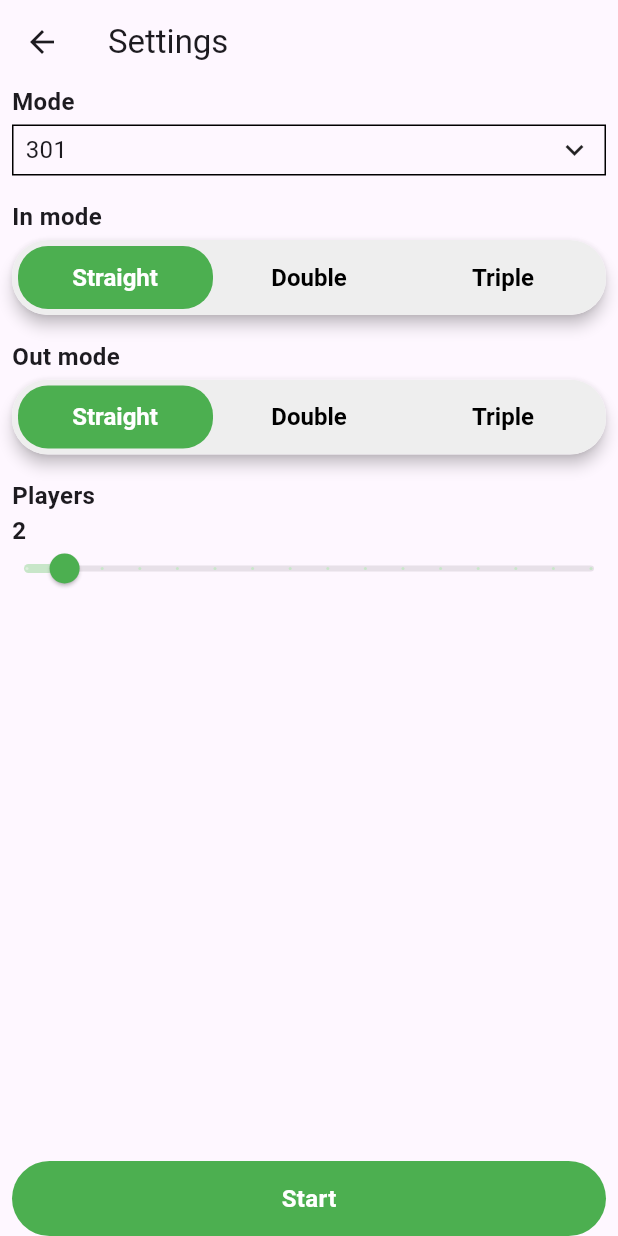
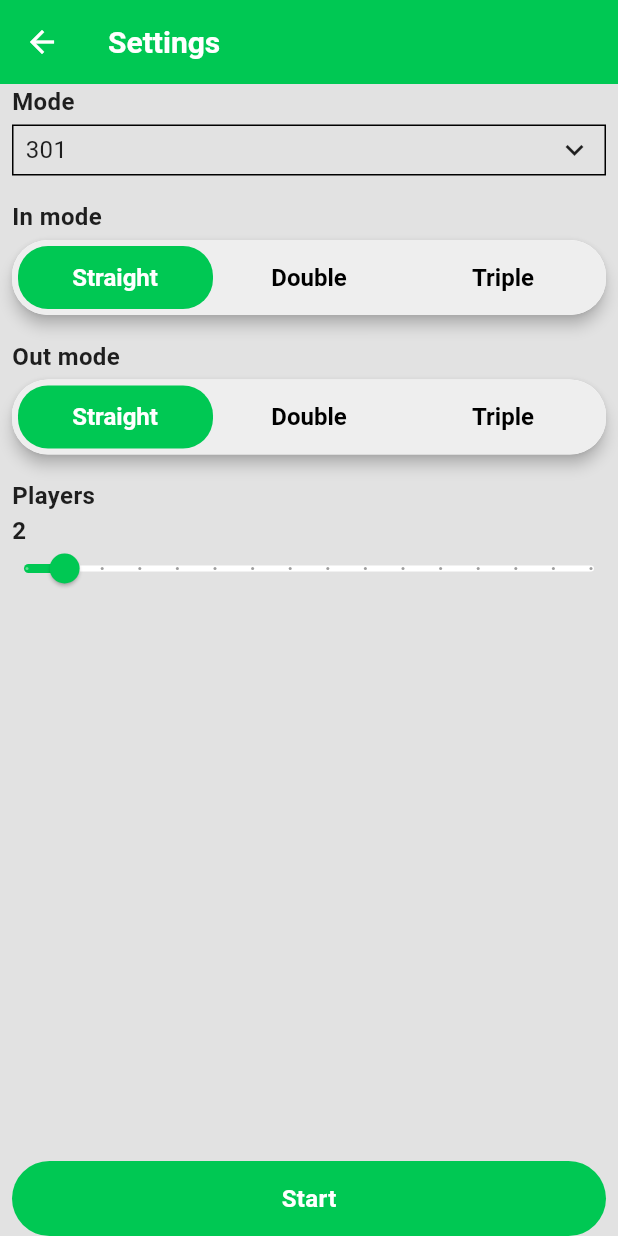
Before and after one commit to bulatBurganov/darts-game-counter, a Flutter app: the screen it shows after launch, after a tap on "X01", on a phone screen of 412 x 824 dp. Run offline on Flutter 3.47's test engine with Material 3 defaults, Android fonts, the phone set to English and light mode, and no system bars; our stand-ins replace go_router.

Commit message:
theme added

```diff
--- a/lib/features/main_menu/main_menu_screen.dart
+++ b/lib/features/main_menu/main_menu_screen.dart
@@ -1,4 +1,5 @@
 import 'package:darts_counter/features/navigation/routes.dart';
+import 'package:darts_counter/features/ui-core/app_rounded_button.dart';
 import 'package:flutter/material.dart';
 
 class MainMenuScreen extends StatelessWidget {
@@ -9,17 +10,21 @@ class MainMenuScreen extends StatelessWidget {
     return Scaffold(
       appBar: AppBar(title: const Text('Main menu')),
 
-      body: Column(
-        children: [
-          GestureDetector(
-            onTap: () => router.go('/x01settings'),
-            child: Container(
-              width: double.infinity,
-              padding: const EdgeInsets.all(8),
-              child: const Text('X01'),
-            ),
+      body: SafeArea(
+        child: Padding(
+          padding: const EdgeInsets.symmetric(horizontal: 8, vertical: 4),
+          child: Column(
+            children: [
+              AppRoundedButton(
+                onTap: () => router.push('/x01settings'),
+                text: 'X01',
+                color: Theme.of(context).colorScheme.primary,
+                textColor: Colors.white,
+                borderRadius: 8,
+              ),
+            ],
           ),
-        ],
+        ),
       ),
     );
   }
--- a/lib/features/ui-core/app_rounded_button.dart
+++ b/lib/features/ui-core/app_rounded_button.dart
@@ -8,6 +8,8 @@ class AppRoundedButton extends StatelessWidget {
   final Widget? suffix;
   final Color? color;
   final double? height;
+
+  final double borderRadius;
   const AppRoundedButton({
     this.text,
     super.key,
@@ -17,6 +19,7 @@ class AppRoundedButton extends StatelessWidget {
     this.textColor,
     this.height = 50,
     required this.onTap,
+    this.borderRadius = 50,
   });
 
   @override
@@ -25,7 +28,7 @@ class AppRoundedButton extends StatelessWidget {
       color: color,
       clipBehavior: Clip.antiAlias,
       shape: RoundedRectangleBorder(
-        borderRadius: BorderRadiusGeometry.circular(25),
+        borderRadius: BorderRadiusGeometry.circular(borderRadius),
       ),
       child: InkWell(
         onTap: onTap,
--- /dev/null
+++ b/lib/features/ui-core/theme/app_theme.dart
@@ -0,0 +1,192 @@
+// lib/theme/app_theme.dart
+import 'package:flutter/material.dart';
+
+class AppTheme {
+  static const Color primaryColor = Color(
+    0xFF00C853,
+  ); // Зеленый, ассоциирующийся с дартсом
+  static const Color secondaryColor = Color(
+    0xFFF57C00,
+  ); // Оранжевый для акцентов
+  static const Color errorColor = Color(0xFFD32F2F); // Красный для ошибок
+  static const Color backgroundColorLight = Color.fromARGB(255, 226, 226, 226);
+  static const Color surfaceColorLight = Color(0xFFFFFFFF);
+  static const Color backgroundColorDark = Color(0xFF121212);
+  static const Color surfaceColorDark = Color(0xFF1E1E1E);
+
+  static ThemeData get lightTheme {
+    return ThemeData(
+      brightness: Brightness.light,
+      primaryColor: primaryColor,
+      colorScheme: const ColorScheme.light(
+        primary: primaryColor,
+        secondary: secondaryColor,
+        error: errorColor,
+        background: backgroundColorLight,
+        surface: surfaceColorLight,
+      ),
+      scaffoldBackgroundColor: backgroundColorLight,
+      appBarTheme: const AppBarTheme(
+        color: primaryColor,
+        iconTheme: IconThemeData(color: Colors.white),
+        titleTextStyle: TextStyle(
+          color: Colors.white,
+          fontSize: 20,
+          fontWeight: FontWeight.bold,
+        ),
+      ),
+      textTheme: const TextTheme(
+        displayLarge: TextStyle(
+          fontSize: 32,
+          fontWeight: FontWeight.bold,
+          color: Colors.black,
+        ),
+        displayMedium: TextStyle(
+          fontSize: 28,
+          fontWeight: FontWeight.bold,
+          color: Colors.black,
+        ),
+        displaySmall: TextStyle(
+          fontSize: 24,
+          fontWeight: FontWeight.bold,
+          color: Colors.black,
+        ),
+        headlineMedium: TextStyle(
+          fontSize: 20,
+          fontWeight: FontWeight.bold,
+          color: Colors.black,
+        ),
+        headlineSmall: TextStyle(
+          fontSize: 18,
+          fontWeight: FontWeight.bold,
+          color: Colors.black,
+        ),
+        titleLarge: TextStyle(
+          fontSize: 16,
+          fontWeight: FontWeight.w500,
+          color: Colors.black,
+        ),
+        bodyLarge: TextStyle(fontSize: 16, color: Colors.black87),
+        bodyMedium: TextStyle(fontSize: 14, color: Colors.black87),
+      ),
+      cardTheme: CardThemeData(
+        color: surfaceColorLight,
+        elevation: 2,
+        shape: RoundedRectangleBorder(borderRadius: BorderRadius.circular(12)),
+      ),
+      buttonTheme: const ButtonThemeData(
+        buttonColor: primaryColor,
+        textTheme: ButtonTextTheme.primary,
+        shape: RoundedRectangleBorder(
+          borderRadius: BorderRadius.all(Radius.circular(8)),
+        ),
+      ),
+      elevatedButtonTheme: ElevatedButtonThemeData(
+        style: ElevatedButton.styleFrom(
+          backgroundColor: primaryColor,
+          foregroundColor: Colors.white,
+          shape: RoundedRectangleBorder(borderRadius: BorderRadius.circular(8)),
+          padding: const EdgeInsets.symmetric(horizontal: 16, vertical: 12),
+        ),
+      ),
+      inputDecorationTheme: InputDecorationTheme(
+        border: OutlineInputBorder(borderRadius: BorderRadius.circular(8)),
+        filled: true,
+        fillColor: Colors.white,
+      ),
+      dividerTheme: const DividerThemeData(
+        color: Colors.grey,
+        thickness: 1,
+        space: 1,
+      ),
+    );
+  }
+
+  static ThemeData get darkTheme {
+    return ThemeData(
+      brightness: Brightness.dark,
+      primaryColor: primaryColor,
+      colorScheme: const ColorScheme.dark(
+        primary: primaryColor,
+        secondary: secondaryColor,
+        error: errorColor,
+        background: backgroundColorDark,
+        surface: surfaceColorDark,
+      ),
+      scaffoldBackgroundColor: backgroundColorDark,
+      appBarTheme: const AppBarTheme(
+        color: primaryColor,
+        iconTheme: IconThemeData(color: Colors.white),
+        titleTextStyle: TextStyle(
+          color: Colors.white,
+          fontSize: 20,
+          fontWeight: FontWeight.bold,
+        ),
+      ),
+      textTheme: const TextTheme(
+        displayLarge: TextStyle(
+          fontSize: 32,
+          fontWeight: FontWeight.bold,
+          color: Colors.white,
+        ),
+        displayMedium: TextStyle(
+          fontSize: 28,
+          fontWeight: FontWeight.bold,
+          color: Colors.white,
+        ),
+        displaySmall: TextStyle(
+          fontSize: 24,
+          fontWeight: FontWeight.bold,
+          color: Colors.white,
+        ),
+        headlineMedium: TextStyle(
+          fontSize: 20,
+          fontWeight: FontWeight.bold,
+          color: Colors.white,
+        ),
+        headlineSmall: TextStyle(
+          fontSize: 18,
+          fontWeight: FontWeight.bold,
+          color: Colors.white,
+        ),
+        titleLarge: TextStyle(
+          fontSize: 16,
+          fontWeight: FontWeight.w500,
+          color: Colors.white,
+        ),
+        bodyLarge: TextStyle(fontSize: 16, color: Colors.white70),
+        bodyMedium: TextStyle(fontSize: 14, color: Colors.white70),
+      ),
+      cardTheme: CardThemeData(
+        color: surfaceColorDark,
+        elevation: 2,
+        shape: RoundedRectangleBorder(borderRadius: BorderRadius.circular(12)),
+      ),
+      buttonTheme: const ButtonThemeData(
+        buttonColor: primaryColor,
+        textTheme: ButtonTextTheme.primary,
+        shape: RoundedRectangleBorder(
+          borderRadius: BorderRadius.all(Radius.circular(8)),
+        ),
+      ),
+      elevatedButtonTheme: ElevatedButtonThemeData(
+        style: ElevatedButton.styleFrom(
+          backgroundColor: primaryColor,
+          foregroundColor: Colors.white,
+          shape: RoundedRectangleBorder(borderRadius: BorderRadius.circular(8)),
+          padding: const EdgeInsets.symmetric(horizontal: 16, vertical: 12),
+        ),
+      ),
+      inputDecorationTheme: InputDecorationTheme(
+        border: OutlineInputBorder(borderRadius: BorderRadius.circular(8)),
+        filled: true,
+        fillColor: surfaceColorDark,
+      ),
+      dividerTheme: const DividerThemeData(
+        color: Colors.grey,
+        thickness: 1,
+        space: 1,
+      ),
+    );
+  }
+}
--- /dev/null
+++ b/lib/features/ui-core/theme/theme_provier.dart
@@ -0,0 +1,21 @@
+import 'package:flutter/material.dart';
+
+class ThemeProvier with ChangeNotifier {
+  ThemeMode _themeMode = ThemeMode.system;
+
+  ThemeMode get themeMode => _themeMode;
+
+  bool get isDarkMode => _themeMode == ThemeMode.dark;
+
+  void setThemeMode(ThemeMode themeMode) {
+    _themeMode = themeMode;
+    notifyListeners();
+  }
+
+  void toggleTheme() {
+    _themeMode = _themeMode == ThemeMode.light
+        ? ThemeMode.dark
+        : ThemeMode.light;
+    notifyListeners();
+  }
+}
--- a/lib/features/x01/ui/widgets/in_out_selector.dart
+++ b/lib/features/x01/ui/widgets/in_out_selector.dart
@@ -9,12 +9,14 @@ class InOutModeSelector extends StatefulWidget {
     this.height = 50,
     this.padding = 4,
     this.initialValue,
+    this.selectorColor,
   });
   final Duration swithDuration;
   final double height;
   final double padding;
   final InOutModes? initialValue;
   final Function(InOutModes mode) onCahnged;
+  final Color? selectorColor;
 
   @override
   State<InOutModeSelector> createState() => _InOutModeSelectorState();
@@ -57,7 +59,7 @@ class _InOutModeSelectorState extends State<InOutModeSelector> {
                         width: itemWidth,
                         height: widget.height - widget.padding * 2,
                         decoration: BoxDecoration(
-                          color: Colors.green,
+                          color: widget.selectorColor ?? Colors.blue,
                           borderRadius: BorderRadius.circular(20),
                         ),
                       ),
--- a/lib/features/x01/ui/widgets/player_tile.dart
+++ b/lib/features/x01/ui/widgets/player_tile.dart
@@ -9,10 +9,16 @@ class PlayerTile extends StatelessWidget {
 
   @override
   Widget build(BuildContext context) {
-    return Container(
+    return AnimatedContainer(
+      duration: const Duration(milliseconds: 350),
       decoration: BoxDecoration(
         borderRadius: BorderRadius.circular(16),
-        border: isSelected ? Border.all(width: 1, color: Colors.red) : null,
+        border: Border.all(
+          width: 2,
+          color: isSelected
+              ? Theme.of(context).colorScheme.secondary
+              : Colors.transparent,
+        ),
       ),
       padding: const EdgeInsets.symmetric(horizontal: 16, vertical: 8),
       child: Row(
--- a/lib/features/x01/ui/widgets/players_count_slider.dart
+++ b/lib/features/x01/ui/widgets/players_count_slider.dart
@@ -36,8 +36,6 @@ class _PlayerCountSliderState extends State<PlayerCountSlider> {
           padding: const EdgeInsets.symmetric(horizontal: 8),
           min: 1,
           max: 16,
-          thumbColor: Colors.green,
-          activeColor: Colors.green[100],
           divisions: 15,
           value: count,
           onChanged: (value) {
--- a/lib/features/x01/ui/widgets/score_pad.dart
+++ b/lib/features/x01/ui/widgets/score_pad.dart
@@ -21,15 +21,11 @@ class _ScoreInputSectionState extends State<ScoreInputSection> {
 
   @override
   Widget build(BuildContext context) {
-    return Container(
-      padding: EdgeInsets.only(
-        left: 8,
-        right: 8,
-        top: 8,
-        bottom: MediaQuery.of(context).padding.bottom,
-      ),
+    return SafeArea(
+      child: Container(
+        padding: const EdgeInsets.only(left: 8, right: 8, top: 8),
         decoration: BoxDecoration(
-        color: Colors.grey[200],
+          color: Theme.of(context).colorScheme.surface,
           borderRadius: const BorderRadius.only(
             topLeft: Radius.circular(16),
             topRight: Radius.circular(16),
@@ -80,12 +76,7 @@ class _ScoreInputSectionState extends State<ScoreInputSection> {
                   style: ElevatedButton.styleFrom(
                     backgroundColor: _isDoublingEnabled ? Colors.red : null,
                   ),
-                child: Text(
-                  'Double',
-                  style: TextStyle(
-                    color: _isDoublingEnabled ? Colors.white : Colors.black,
-                  ),
-                ),
+                  child: const Text('Double'),
                 ),
                 ElevatedButton(
                   onPressed: () {
@@ -97,21 +88,19 @@ class _ScoreInputSectionState extends State<ScoreInputSection> {
                   style: ElevatedButton.styleFrom(
                     backgroundColor: _isTriplingEnabled ? Colors.blue : null,
                   ),
-                child: Text(
-                  'Triple',
-                  style: TextStyle(
-                    color: _isTriplingEnabled ? Colors.white : Colors.black,
-                  ),
-                ),
+                  child: const Text('Triple'),
                 ),
                 ElevatedButton(
                   onPressed: widget.onUndo,
-                style: ElevatedButton.styleFrom(backgroundColor: Colors.orange),
+                  style: ElevatedButton.styleFrom(
+                    backgroundColor: Theme.of(context).colorScheme.secondary,
+                  ),
                   child: const Icon(Icons.undo),
                 ),
               ],
             ),
           ],
+        ),
       ),
     );
   }
@@ -127,8 +116,10 @@ class ScoreButton extends StatelessWidget {
   Widget build(BuildContext context) {
     return ElevatedButton(
       onPressed: () => onPressed(value),
-      style: ElevatedButton.styleFrom(minimumSize: const Size(40, 40)),
-      child: Text(value.toString(), style: const TextStyle(fontSize: 16)),
+      style: ElevatedButton.styleFrom(
+        minimumSize: Size(MediaQuery.of(context).size.width / 8, 40),
+      ),
+      child: Text(value.toString()),
     );
   }
 }
--- a/lib/features/x01/ui/x01_game_screen.dart
+++ b/lib/features/x01/ui/x01_game_screen.dart
@@ -2,6 +2,7 @@ import 'package:darts_counter/features/x01/domain/x01_game_view_model.dart';
 import 'package:darts_counter/features/x01/ui/widgets/player_tile.dart';
 import 'package:darts_counter/features/x01/ui/widgets/score_pad.dart';
 import 'package:flutter/material.dart';
+import 'package:go_router/go_router.dart';
 
 class X01GameScreen extends StatefulWidget {
   final X01ViewModel viewModel;
@@ -12,6 +13,18 @@ class X01GameScreen extends StatefulWidget {
 }
 
 class _X01GameScreenState extends State<X01GameScreen> {
+  @override
+  void initState() {
+    widget.viewModel.addListener(_onViewModelChanged);
+    super.initState();
+  }
+
+  @override
+  void dispose() {
+    widget.viewModel.removeListener(_onViewModelChanged);
+    super.dispose();
+  }
+
   @override
   Widget build(BuildContext context) {
     return Scaffold(
@@ -29,21 +42,54 @@ class _X01GameScreenState extends State<X01GameScreen> {
         builder: (context, _) {
           return Padding(
             padding: const EdgeInsets.only(left: 8, right: 8),
+            child: SingleChildScrollView(
               child: Column(
+                crossAxisAlignment: CrossAxisAlignment.start,
                 children: [
-                Text('Current round: ${widget.viewModel.currentRound}'),
-                ...List.generate(
+                  const SizedBox(height: 4),
+                  Text(
+                    'Current round: ${widget.viewModel.currentRound}',
+                    style: const TextStyle(fontSize: 16),
+                  ),
+                  const SizedBox(height: 4),
+                  Column(
+                    spacing: 8,
+                    children: List.generate(
                       widget.viewModel.players.length,
                       (i) => PlayerTile(
                         player: widget.viewModel.players[i],
                         isSelected: widget.viewModel.currentPlayerIndex == i,
                       ),
                     ),
+                  ),
                 ],
+              ),
             ),
           );
         },
       ),
     );
   }
+
+  void _onViewModelChanged() {
+    if (widget.viewModel.winner != null) {
+      showDialog(
+        barrierDismissible: false,
+        context: context,
+        builder: (context) {
+          return SimpleDialog(
+            title: Text('${widget.viewModel.winner} wins'),
+            children: [
+              FilledButton(
+                onPressed: () {
+                  context.pop();
+                },
+                child: const Text('Finish'),
+              ),
+            ],
+          );
+        },
+      );
     }
+  }
+}
--- a/lib/features/x01/ui/x01_settings_screen.dart
+++ b/lib/features/x01/ui/x01_settings_screen.dart
@@ -8,7 +8,9 @@ import 'package:go_router/go_router.dart';
 
 class X01SettingsScreen extends StatelessWidget {
   final X01SettingsViewModel viewModel;
-  const X01SettingsScreen({super.key, required this.viewModel});
+  X01SettingsScreen({super.key, required this.viewModel}) {
+    print('object');
+  }
 
   @override
   Widget build(BuildContext context) {
@@ -46,6 +48,7 @@ class X01SettingsScreen extends StatelessWidget {
                     const SizedBox(height: 4),
                     InOutModeSelector(
                       initialValue: viewModel.settings.inMode,
+                      selectorColor: Theme.of(context).colorScheme.primary,
                       onCahnged: (mode) {
                         viewModel.updateInMode(mode);
                       },
@@ -61,6 +64,8 @@ class X01SettingsScreen extends StatelessWidget {
                     const SizedBox(height: 4),
                     InOutModeSelector(
                       initialValue: viewModel.settings.outMode,
+                      selectorColor: Theme.of(context).colorScheme.primary,
+
                       onCahnged: (mode) {
                         viewModel.updateOutMode(mode);
                       },
@@ -82,7 +87,8 @@ class X01SettingsScreen extends StatelessWidget {
                     const Spacer(),
                     AppRoundedButton(
                       text: 'Start',
-                      color: Colors.green,
+                      color: Theme.of(context).colorScheme.primary,
+
                       textColor: Colors.white,
                       onTap: () {
                         context.push('/x01game', extra: viewModel.settings);
@@ -100,6 +106,9 @@ class X01SettingsScreen extends StatelessWidget {
 }
 
 class X01SettingsViewModel extends ChangeNotifier {
+  X01SettingsViewModel() {
+    print('constructor');
+  }
   var _currentState = const X01GameSettingsModel();
 
   X01GameSettingsModel get settings => _currentState;
--- a/lib/main.dart
+++ b/lib/main.dart
@@ -1,19 +1,28 @@
 import 'package:darts_counter/features/navigation/routes.dart';
+import 'package:darts_counter/features/ui-core/theme/app_theme.dart';
+import 'package:darts_counter/features/ui-core/theme/theme_provier.dart';
 import 'package:flutter/material.dart';
 
 void main() {
   runApp(const MyApp());
 }
 
-class MyApp extends StatelessWidget {
+class MyApp extends StatefulWidget {
   const MyApp({super.key});
+
+  @override
+  State<MyApp> createState() => _MyAppState();
+}
+
+class _MyAppState extends State<MyApp> {
+  final themeProvider = ThemeProvier();
   @override
   Widget build(BuildContext context) {
     return MaterialApp.router(
       title: 'Flutter Demo',
-      theme: ThemeData(
-        colorScheme: ColorScheme.fromSeed(seedColor: Colors.deepPurple),
-      ),
+      theme: AppTheme.lightTheme,
+      darkTheme: AppTheme.darkTheme,
+      themeMode: ThemeMode.light,
       routerConfig: router,
     );
   }
```
Lines whose indentation alone changed are shown as unchanged.
